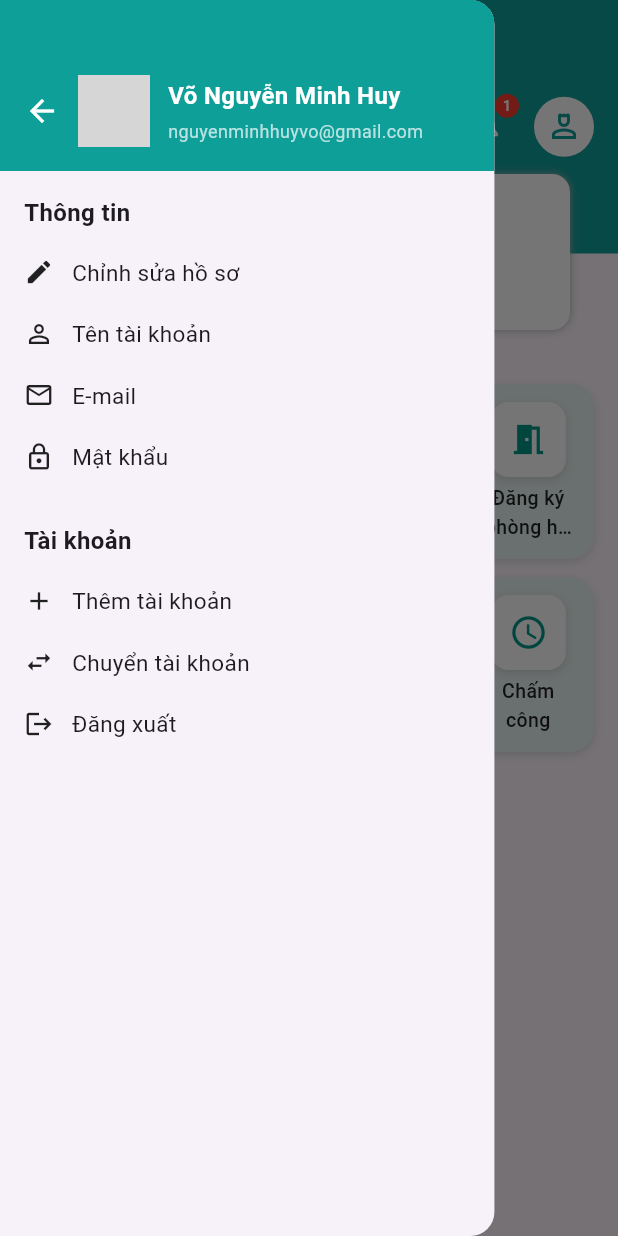
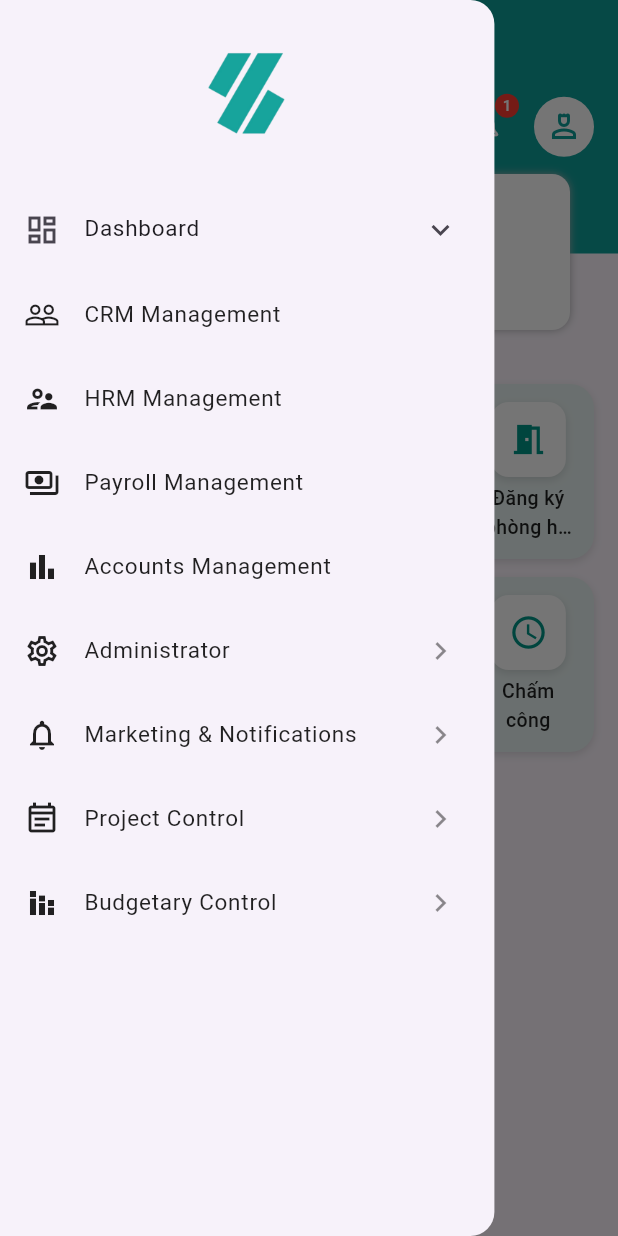
Before and after one commit to tasnimislamraisa/FathSoft, a Flutter app: the HomeScreen screen opened directly, with the side drawer open, on a phone screen of 412 x 824 dp. Run offline on Flutter 3.47's test engine with Material 3 defaults, Android fonts, the light colour scheme and no system bars; our stand-ins replace get, logger, shared_preferences; accounts and stored records are empty; grey boxes are pictures that could not be loaded.

Commit message:
fixed drawer

```diff
--- a/task_1_ios_app/lib/presentation/screens/home-screen/home-screen-widgets/drawer-items.dart
+++ b/task_1_ios_app/lib/presentation/screens/home-screen/home-screen-widgets/drawer-items.dart
@@ -3,33 +3,41 @@ import 'package:task_1_ios_app/my-imports.dart';
 class DrawerItem extends StatelessWidget {
   final IconData icon;
   final String label;
+  final String selectedItem;
   final VoidCallback onTap;
+  final bool hasArrow;
 
   const DrawerItem({
+    super.key,
     required this.icon,
     required this.label,
+    required this.selectedItem,
     required this.onTap,
-    super.key,
+    this.hasArrow = false,
   });
 
   @override
   Widget build(BuildContext context) {
-    return InkWell(
-      onTap: onTap,
-      child: Padding(
-        padding: const EdgeInsets.symmetric(horizontal: 16, vertical: 10),
-        child: Row(
-          children: [
-            Icon(icon, size: 20),
-            SizedBox(width: 12),
-            Expanded(
-              child: Text(
-                label,
-                style: TextStyle(fontSize: 15),
-              ),
-            ),
-          ],
+    final bool isSelected = selectedItem == label;
+
+    return Container(
+      color: isSelected ? Colors.blue.shade50 : Colors.transparent,
+      child: ListTile(
+        leading: Icon(
+          icon,
+          color: isSelected ? Colors.blue : Colors.black87,
         ),
+        title: Text(
+          label,
+          style: TextStyle(
+            fontSize: 15,
+            fontWeight: isSelected ? FontWeight.bold : FontWeight.normal,
+            color: isSelected ? Colors.blue : Colors.black87,
+          ),
+        ),
+        trailing:
+            hasArrow ? Icon(Icons.chevron_right, color: Colors.black45) : null,
+        onTap: onTap,
       ),
     );
   }
--- a/task_1_ios_app/lib/presentation/screens/home-screen/home-screen-widgets/home-custom-drawer.dart
+++ b/task_1_ios_app/lib/presentation/screens/home-screen/home-screen-widgets/home-custom-drawer.dart
@@ -1,7 +1,9 @@
 import 'package:task_1_ios_app/my-imports.dart';
 
 class CustomDrawer extends StatelessWidget {
-  const CustomDrawer({super.key});
+  final String selectedItem;
+
+  const CustomDrawer({super.key, required this.selectedItem});
 
   @override
   Widget build(BuildContext context) {
@@ -10,94 +12,117 @@ class CustomDrawer extends StatelessWidget {
       child: Column(
         crossAxisAlignment: CrossAxisAlignment.start,
         children: [
-          // 🧑 Header
-          Container(
-            color: AppColors.themeColor,
-            padding: EdgeInsets.only(top: 50, bottom: 16, left: 16, right: 16),
-            child: Row(
-              children: [
-                GestureDetector(
-                  onTap: () => Navigator.pop(context),
-                  child: Icon(Icons.arrow_back, color: Colors.white),
-                ),
-                SizedBox(width: 12),
-                CircleAvatar(
-                  radius: 24,
-                  backgroundImage: AssetImage(
-                      'assets/images/profile.jpg'), // 👤 Your profile image asset
-                ),
-                SizedBox(width: 12),
-                Expanded(
-                  child: Column(
-                    crossAxisAlignment: CrossAxisAlignment.start,
-                    children: [
-                      Text(
-                        'Võ Nguyễn Minh Huy',
-                        style: TextStyle(
-                          color: Colors.white,
-                          fontWeight: FontWeight.w600,
-                          fontSize: 16,
-                          overflow: TextOverflow.ellipsis,
-                        ),
-                      ),
-                      SizedBox(height: 4),
-                      Text(
-                        'nguyenminhhuyvo@gmail.com',
-                        style: TextStyle(
-                          color: Colors.white70,
-                          fontSize: 12,
-                          overflow: TextOverflow.ellipsis,
-                        ),
-                      ),
-                    ],
-                  ),
-                )
-              ],
+          // 🏢 Top Logo
+          Padding(
+            padding: const EdgeInsets.symmetric(vertical: 32.0),
+            child: Center(
+              child: Image.asset(
+                'assets/images/logo.png',
+                height: 60,
+              ),
             ),
           ),
 
-          SizedBox(height: 16),
+          // 📜 Scrollable Menu List
+          Expanded(
+            child: ListView(
+              padding: EdgeInsets.zero,
+              physics: ClampingScrollPhysics(),
+              children: [
+                // 📊 Dashboard with children
+                ExpansionTile(
+                  initiallyExpanded: [
+                    'Overall Dashboard',
+                    'Rats/Apartment',
+                    'Land/Property'
+                  ].contains(selectedItem),
+                  leading: Icon(Icons.dashboard_outlined),
+                  title: Text(
+                    'Dashboard',
+                    style: TextStyle(fontSize: 15),
+                  ),
+                  children: [
+                    DrawerItem(
+                      icon: Icons.grid_view,
+                      label: 'Overall Dashboard',
+                      selectedItem: selectedItem,
+                      onTap: () {
+                        // TODO: Navigation or state update
+                      },
+                    ),
+                    DrawerItem(
+                      icon: Icons.apartment,
+                      label: 'Rats/Apartment',
+                      selectedItem: selectedItem,
+                      onTap: () {
+                        // TODO: Navigation or state update
+                      },
+                    ),
+                    DrawerItem(
+                      icon: Icons.location_on_outlined,
+                      label: 'Land/Property',
+                      selectedItem: selectedItem,
+                      onTap: () {
+                        // TODO: Navigation or state update
+                      },
+                    ),
+                  ],
+                ),
 
-          // 🔹 Section 1: Thông tin
-          Padding(
-            padding: const EdgeInsets.symmetric(horizontal: 16),
-            child: Text('Thông tin',
-                style: TextStyle(fontWeight: FontWeight.bold, fontSize: 16)),
-          ),
-          SizedBox(height: 8),
-          drawerItem(Icons.edit, 'Chỉnh sửa hồ sơ'),
-          drawerItem(Icons.person_outline, 'Tên tài khoản'),
-          drawerItem(Icons.email_outlined, 'E-mail'),
-          drawerItem(Icons.lock_outline, 'Mật khẩu'),
-
-          SizedBox(height: 24),
-
-          // 🔹 Section 2: Tài khoản
-          Padding(
-            padding: const EdgeInsets.symmetric(horizontal: 16),
-            child: Text('Tài khoản',
-                style: TextStyle(fontWeight: FontWeight.bold, fontSize: 16)),
-          ),
-          SizedBox(height: 8),
-          drawerItem(Icons.add, 'Thêm tài khoản'),
-          drawerItem(Icons.swap_horiz, 'Chuyển tài khoản'),
-          drawerItem(Icons.logout, 'Đăng xuất'),
-        ],
-      ),
-    );
-  }
-
-  Widget drawerItem(IconData icon, String title) {
-    return Padding(
-      padding: const EdgeInsets.symmetric(horizontal: 16, vertical: 10),
-      child: Row(
-        children: [
-          Icon(icon, size: 20),
-          SizedBox(width: 12),
-          Expanded(
-            child: Text(
-              title,
-              style: TextStyle(fontSize: 15),
+                // 🌐 Other menu items
+                DrawerItem(
+                  icon: Icons.people_outline,
+                  label: 'CRM Management',
+                  selectedItem: selectedItem,
+                  onTap: () {},
+                ),
+                DrawerItem(
+                  icon: Icons.supervisor_account_outlined,
+                  label: 'HRM Management',
+                  selectedItem: selectedItem,
+                  onTap: () {},
+                ),
+                DrawerItem(
+                  icon: Icons.payments_outlined,
+                  label: 'Payroll Management',
+                  selectedItem: selectedItem,
+                  onTap: () {},
+                ),
+                DrawerItem(
+                  icon: Icons.bar_chart_outlined,
+                  label: 'Accounts Management',
+                  selectedItem: selectedItem,
+                  onTap: () {},
+                ),
+                DrawerItem(
+                  icon: Icons.settings_outlined,
+                  label: 'Administrator',
+                  selectedItem: selectedItem,
+                  hasArrow: true,
+                  onTap: () {},
+                ),
+                DrawerItem(
+                  icon: Icons.notifications_outlined,
+                  label: 'Marketing & Notifications',
+                  selectedItem: selectedItem,
+                  hasArrow: true,
+                  onTap: () {},
+                ),
+                DrawerItem(
+                  icon: Icons.event_note_outlined,
+                  label: 'Project Control',
+                  selectedItem: selectedItem,
+                  hasArrow: true,
+                  onTap: () {},
+                ),
+                DrawerItem(
+                  icon: Icons.stacked_bar_chart_outlined,
+                  label: 'Budgetary Control',
+                  selectedItem: selectedItem,
+                  hasArrow: true,
+                  onTap: () {},
+                ),
+              ],
             ),
           ),
         ],
--- a/task_1_ios_app/lib/presentation/screens/home-screen/home-screen.dart
+++ b/task_1_ios_app/lib/presentation/screens/home-screen/home-screen.dart
@@ -11,7 +11,9 @@ class HomeScreen extends StatelessWidget {
       child: SafeArea(
         child: Scaffold(
           key: scaffoldKey,
-          drawer: CustomDrawer(),
+          drawer: CustomDrawer(
+            selectedItem: '',
+          ),
           body: Stack(
             children: [
               // Background Header
```
Also changed, not shown: task_1_ios_app/lib/presentation/screens/dashboard-screen/dashboard-screen.dart (added), 3 other files.
